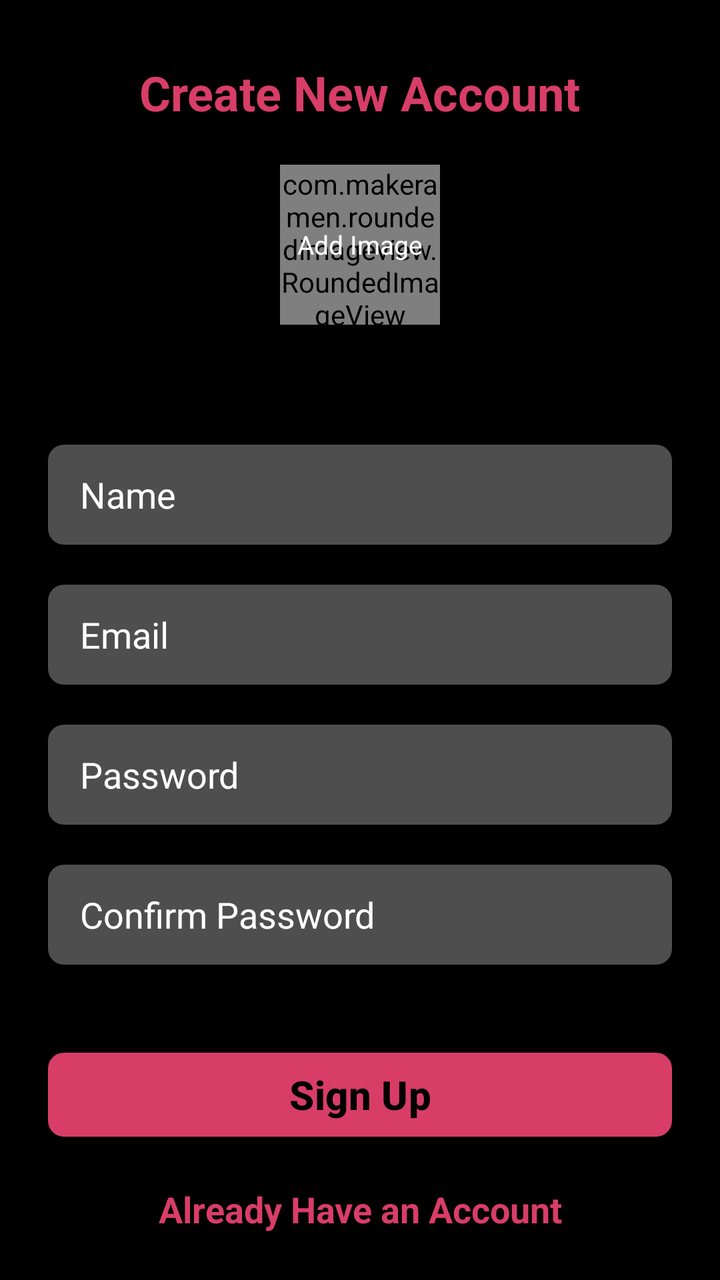
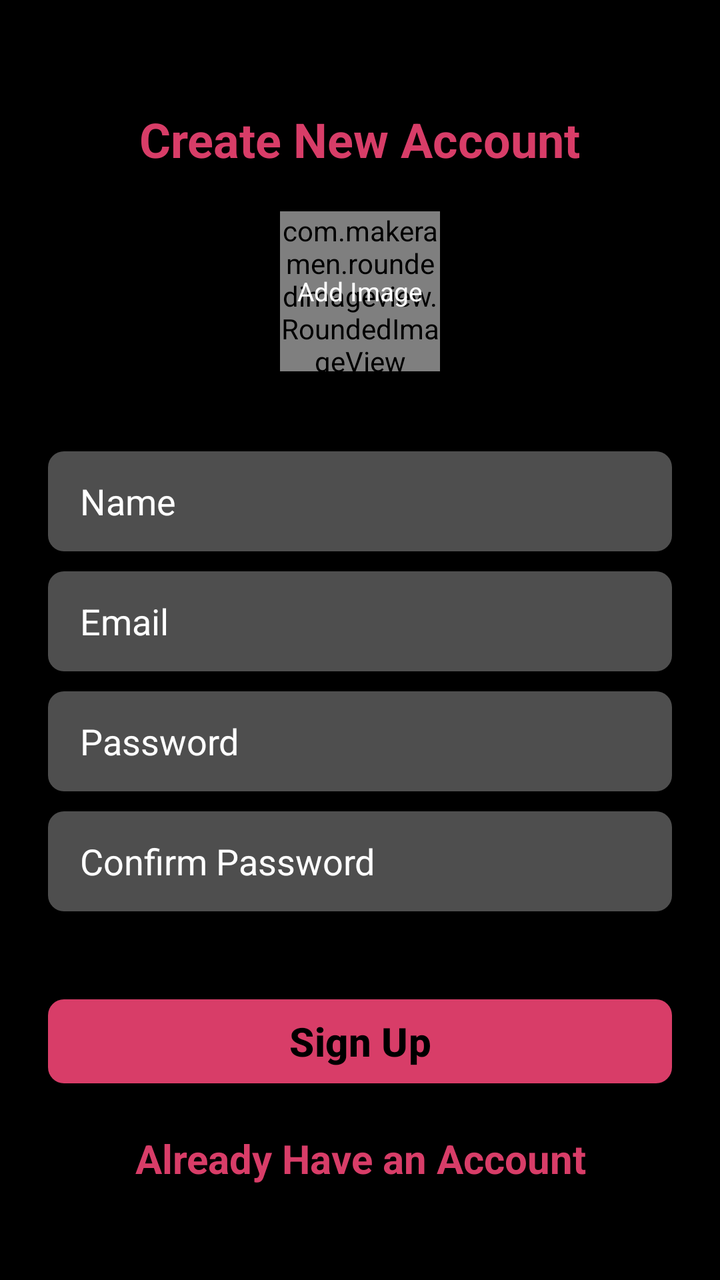

Before-and-after screenshots of an Android layout around one commit, followed by the original layout XML and the change that was made.
<!-- AndroidManifest.xml: application theme Theme.SignIn_App -->
<!-- res/layout/activity_sign_up.xml -->
<?xml version="1.0" encoding="utf-8"?>
<ScrollView xmlns:android="http://schemas.android.com/apk/res/android"
    xmlns:app="http://schemas.android.com/apk/res-auto"
    android:background="@color/black"
    xmlns:tools="http://schemas.android.com/tools"
    android:id="@+id/main"
    android:layout_width="match_parent"
    android:layout_height="match_parent"
    android:clipToPadding="false"
    android:overScrollMode="never"
    android:fitsSystemWindows="true"
    android:padding="24dp"
    android:scrollbars="none"
    tools:context=".activities.SignUpActivity">

    <LinearLayout
        android:layout_width="match_parent"
        android:layout_height="wrap_content"
        android:orientation="vertical"
        android:gravity="center_horizontal">

        <TextView
            android:layout_width="wrap_content"
            android:layout_height="wrap_content"
            android:text="@string/create_new_account_text"
            android:textColor="@color/primary"
            android:textSize="24sp"
            android:textStyle="bold"
            android:layout_marginTop="6dp"/>

        <FrameLayout
            android:layout_width="wrap_content"
            android:layout_height="wrap_content"
            android:id="@+id/layoutImage"
            android:layout_marginTop="20dp">

            <com.makeramen.roundedimageview.RoundedImageView
                android:layout_width="80dp"
                android:layout_height="80dp"
                android:id="@+id/imageProfile"
                android:background="@drawable/background_image"
                android:scaleType="centerCrop"
                app:riv_oval="true"
                android:src="@drawable/background_image"/>

            <TextView
                android:id="@+id/textAddImage"
                android:layout_width="match_parent"
                android:layout_height="wrap_content"
                android:text="@string/add_image"
                android:textColor="@color/primary_text"
                android:layout_gravity="center"
                android:textSize="13sp"/>
        </FrameLayout>

        <EditText
            android:layout_width="match_parent"
            android:layout_height="50dp"
            android:id="@+id/inputName"
            android:layout_marginTop="60dp"
            android:hint="@string/name"
            android:imeOptions="actionNext"
            android:importantForAutofill="no"
            android:inputType="text"
            android:paddingStart="16dp"
            android:paddingEnd="16dp"
            android:background="@drawable/background_input"
            android:textColorHint="@color/primary_text"
            android:textColor="@color/primary_text"
            android:textAlignment="gravity"
            android:textSize="18sp"/>

        <EditText
            android:layout_width="match_parent"
            android:layout_height="50dp"
            android:id="@+id/inputEmail"
            android:layout_marginTop="20dp"
            android:hint="@string/email"
            android:imeOptions="actionNext"
            android:importantForAutofill="no"
            android:inputType="textEmailAddress"
            android:paddingStart="16dp"
            android:paddingEnd="16dp"
            android:background="@drawable/background_input"
            android:textColorHint="@color/primary_text"
            android:textColor="@color/primary_text"
            android:textAlignment="gravity"
            android:textSize="18sp"/>

        <EditText
            android:layout_width="match_parent"
            android:layout_height="50dp"
            android:id="@+id/inputPassword"
            android:layout_marginTop="20dp"
            android:hint="@string/password"
            android:imeOptions="actionNext"
            android:importantForAutofill="no"
            android:inputType="textPassword"
            android:paddingStart="16dp"
            android:paddingEnd="16dp"
            android:background="@drawable/background_input"
            android:textColorHint="@color/primary_text"
            android:textColor="@color/primary_text"
            android:textAlignment="gravity"
            android:textSize="18sp"/>

        <EditText
            android:layout_width="match_parent"
            android:layout_height="50dp"
            android:id="@+id/inputConfirmPassword"
            android:layout_marginTop="20dp"
            android:hint="@string/confirm_password"
            android:imeOptions="actionNext"
            android:importantForAutofill="no"
            android:inputType="textPassword"
            android:paddingStart="16dp"
            android:paddingEnd="16dp"
            android:background="@drawable/background_input"
            android:textColorHint="@color/primary_text"
            android:textColor="@color/primary_text"
            android:textAlignment="gravity"
            android:textSize="18sp"/>

        <FrameLayout
            android:layout_width="match_parent"
            android:layout_height="match_parent"
            android:layout_marginTop="20dp"
            android:animateLayoutChanges="true">

            <com.google.android.material.button.MaterialButton
                android:layout_width="match_parent"
                android:layout_height="50dp"
                android:text="@string/sign_up"
                android:textAlignment="gravity"
                android:textColor="@color/black"
                android:textSize="20sp"
                android:id="@+id/buttonSignUp"
                android:textStyle="bold"
                android:layout_marginTop="20dp"
                app:cornerRadius="8dp"/>

            <ProgressBar
                android:layout_width="25dp"
                android:layout_height="25dp"
                android:id="@+id/progressBar"
                android:layout_gravity="center"
                android:visibility="invisible"/>
        </FrameLayout>

        <TextView
            android:id="@+id/textSignIn"
            android:layout_width="match_parent"
            android:layout_height="wrap_content"
            android:layout_marginTop="20dp"
            android:text="@string/already_have_an_account"
            android:textAlignment="center"
            android:textColor="@color/primary"
            android:textSize="18sp"
            android:textStyle="bold"
            />


    </LinearLayout>

</ScrollView>
<!-- resources referenced by this layout -->
<resources>
  <color name="black">#FF000000</color>
  <color name="primary">#FFD83D68</color>
  <color name="primary_text">#FFFFFF</color>
  <!-- drawable background_image (drawable) -->
  <?xml version="1.0" encoding="utf-8"?>
  <shape xmlns:android="http://schemas.android.com/apk/res/android" android:shape="oval">
      <solid android:color="@color/input_background"/>
      <corners
          android:radius="2000dp"
          />
  </shape>
  <!-- drawable background_input (drawable) -->
  <?xml version="1.0" encoding="utf-8"?>
  <shape xmlns:android="http://schemas.android.com/apk/res/android" android:shape="rectangle">
      <solid android:color="@color/input_background"/>
      <corners android:radius="8dp"/>
  </shape>
  <string name="add_image">Add Image</string>
  <string name="already_have_an_account">Already Have an Account</string>
  <string name="confirm_password">Confirm Password</string>
  <string name="create_new_account_text">Create New Account</string>
  <string name="email">Email</string>
  <string name="name">Name</string>
  <string name="password">Password</string>
  <string name="sign_up">Sign Up</string>
  <style name="Theme.SignIn_App" parent="Base.Theme.SignIn_App" />
  <color name="input_background">#4E4E4E</color>
  <style name="Base.Theme.SignIn_App" parent="Theme.Material3.DayNight.NoActionBar">
          
          
          <item name="colorPrimary">@color/primary</item>
          <item name="android:statusBarColor">@color/primary</item>
          <item name="android:windowBackground">@color/black</item>
      </style>
</resources>

<!-- the commit's change to res/layout/activity_sign_up.xml (unified diff, before → after) -->
@@ -1,5 +1,5 @@
 <?xml version="1.0" encoding="utf-8"?>
-<ScrollView xmlns:android="http://schemas.android.com/apk/res/android"
+<androidx.constraintlayout.widget.ConstraintLayout xmlns:android="http://schemas.android.com/apk/res/android"
     xmlns:app="http://schemas.android.com/apk/res-auto"
     android:background="@color/black"
     xmlns:tools="http://schemas.android.com/tools"
@@ -13,153 +13,161 @@
     android:scrollbars="none"
     tools:context=".activities.SignUpActivity">
 
-    <LinearLayout
+    <ScrollView
         android:layout_width="match_parent"
-        android:layout_height="wrap_content"
-        android:orientation="vertical"
-        android:gravity="center_horizontal">
+        android:layout_height="match_parent"
+        app:layout_constraintTop_toTopOf="parent"
+        app:layout_constraintBottom_toBottomOf="parent">
 
-        <TextView
-            android:layout_width="wrap_content"
+        <LinearLayout
+            android:layout_gravity="center"
+            android:layout_width="match_parent"
             android:layout_height="wrap_content"
-            android:text="@string/create_new_account_text"
-            android:textColor="@color/primary"
-            android:textSize="24sp"
-            android:textStyle="bold"
-            android:layout_marginTop="6dp"/>
-
-        <FrameLayout
-            android:layout_width="wrap_content"
-            android:layout_height="wrap_content"
-            android:id="@+id/layoutImage"
-            android:layout_marginTop="20dp">
-
-            <com.makeramen.roundedimageview.RoundedImageView
-                android:layout_width="80dp"
-                android:layout_height="80dp"
-                android:id="@+id/imageProfile"
-                android:background="@drawable/background_image"
-                android:scaleType="centerCrop"
-                app:riv_oval="true"
-                android:src="@drawable/background_image"/>
+            android:orientation="vertical"
+            android:gravity="center_horizontal">
 
             <TextView
-                android:id="@+id/textAddImage"
+                android:layout_width="wrap_content"
+                android:layout_height="wrap_content"
+                android:text="@string/create_new_account_text"
+                android:textColor="@color/primary"
+                android:textSize="24sp"
+                android:textStyle="bold"
+                android:layout_marginTop="6dp"/>
+
+            <FrameLayout
+                android:layout_width="wrap_content"
+                android:layout_height="wrap_content"
+                android:id="@+id/layoutImage"
+                android:layout_marginTop="20dp">
+
+                <com.makeramen.roundedimageview.RoundedImageView
+                    android:layout_width="80dp"
+                    android:layout_height="80dp"
+                    android:id="@+id/imageProfile"
+                    android:background="@drawable/background_image"
+                    android:scaleType="centerCrop"
+                    app:riv_oval="true"
+                    android:src="@drawable/background_image"/>
+
+                <TextView
+                    android:id="@+id/textAddImage"
+                    android:layout_width="match_parent"
+                    android:layout_height="wrap_content"
+                    android:text="@string/add_image"
+                    android:textColor="@color/primary_text"
+                    android:layout_gravity="center"
+                    android:textSize="13sp"/>
+            </FrameLayout>
+
+            <EditText
+                android:layout_width="match_parent"
+                android:layout_height="50dp"
+                android:id="@+id/inputName"
+                android:layout_marginTop="40dp"
+                android:hint="@string/name"
+                android:imeOptions="actionNext"
+                android:importantForAutofill="no"
+                android:inputType="text"
+                android:paddingStart="16dp"
+                android:paddingEnd="16dp"
+                android:background="@drawable/background_input"
+                android:textColorHint="@color/primary_text"
+                android:textColor="@color/primary_text"
+                android:textAlignment="gravity"
+                android:textSize="18sp"/>
+
+            <EditText
+                android:layout_width="match_parent"
+                android:layout_height="50dp"
+                android:id="@+id/inputEmail"
+                android:layout_marginTop="10dp"
+                android:hint="@string/email"
+                android:imeOptions="actionNext"
+                android:importantForAutofill="no"
+                android:inputType="textEmailAddress"
+                android:paddingStart="16dp"
+                android:paddingEnd="16dp"
+                android:background="@drawable/background_input"
+                android:textColorHint="@color/primary_text"
+                android:textColor="@color/primary_text"
+                android:textAlignment="gravity"
+                android:textSize="18sp"/>
+
+            <EditText
+                android:layout_width="match_parent"
+                android:layout_height="50dp"
+                android:id="@+id/inputPassword"
+                android:layout_marginTop="10dp"
+                android:hint="@string/password"
+                android:imeOptions="actionNext"
+                android:importantForAutofill="no"
+                android:inputType="textPassword"
+                android:paddingStart="16dp"
+                android:paddingEnd="16dp"
+                android:background="@drawable/background_input"
+                android:textColorHint="@color/primary_text"
+                android:textColor="@color/primary_text"
+                android:textAlignment="gravity"
+                android:textSize="18sp"/>
+
+            <EditText
+                android:layout_width="match_parent"
+                android:layout_height="50dp"
+                android:id="@+id/inputConfirmPassword"
+                android:layout_marginTop="10dp"
+                android:hint="@string/confirm_password"
+                android:imeOptions="actionNext"
+                android:importantForAutofill="no"
+                android:inputType="textPassword"
+                android:paddingStart="16dp"
+                android:paddingEnd="16dp"
+                android:background="@drawable/background_input"
+                android:textColorHint="@color/primary_text"
+                android:textColor="@color/primary_text"
+                android:textAlignment="gravity"
+                android:textSize="18sp"/>
+
+            <FrameLayout
+                android:layout_width="match_parent"
+                android:layout_height="match_parent"
+                android:layout_marginTop="20dp"
+                android:animateLayoutChanges="true">
+
+                <com.google.android.material.button.MaterialButton
+                    android:layout_width="match_parent"
+                    android:layout_height="50dp"
+                    android:text="@string/sign_up"
+                    android:textAlignment="gravity"
+                    android:textColor="@color/black"
+                    android:textSize="20sp"
+                    android:id="@+id/buttonSignUp"
+                    android:textStyle="bold"
+                    android:layout_marginTop="20dp"
+                    app:cornerRadius="8dp"/>
+
+                <ProgressBar
+                    android:layout_width="25dp"
+                    android:layout_height="25dp"
+                    android:id="@+id/progressBar"
+                    android:layout_gravity="center"
+                    android:visibility="invisible"/>
+            </FrameLayout>
+
+            <TextView
+                android:id="@+id/textSignIn"
                 android:layout_width="match_parent"
                 android:layout_height="wrap_content"
-                android:text="@string/add_image"
-                android:textColor="@color/primary_text"
-                android:layout_gravity="center"
-                android:textSize="13sp"/>
-        </FrameLayout>
-
-        <EditText
-            android:layout_width="match_parent"
-            android:layout_height="50dp"
-            android:id="@+id/inputName"
-            android:layout_marginTop="60dp"
-            android:hint="@string/name"
-            android:imeOptions="actionNext"
-            android:importantForAutofill="no"
-            android:inputType="text"
-            android:paddingStart="16dp"
-            android:paddingEnd="16dp"
-            android:background="@drawable/background_input"
-            android:textColorHint="@color/primary_text"
-            android:textColor="@color/primary_text"
-            android:textAlignment="gravity"
-            android:textSize="18sp"/>
-
-        <EditText
-            android:layout_width="match_parent"
-            android:layout_height="50dp"
-            android:id="@+id/inputEmail"
-            android:layout_marginTop="20dp"
-            android:hint="@string/email"
-            android:imeOptions="actionNext"
-            android:importantForAutofill="no"
-            android:inputType="textEmailAddress"
-            android:paddingStart="16dp"
-            android:paddingEnd="16dp"
-            android:background="@drawable/background_input"
-            android:textColorHint="@color/primary_text"
-            android:textColor="@color/primary_text"
-            android:textAlignment="gravity"
-            android:textSize="18sp"/>
-
-        <EditText
-            android:layout_width="match_parent"
-            android:layout_height="50dp"
-            android:id="@+id/inputPassword"
-            android:layout_marginTop="20dp"
-            android:hint="@string/password"
-            android:imeOptions="actionNext"
-            android:importantForAutofill="no"
-            android:inputType="textPassword"
-            android:paddingStart="16dp"
-            android:paddingEnd="16dp"
-            android:background="@drawable/background_input"
-            android:textColorHint="@color/primary_text"
-            android:textColor="@color/primary_text"
-            android:textAlignment="gravity"
-            android:textSize="18sp"/>
-
-        <EditText
-            android:layout_width="match_parent"
-            android:layout_height="50dp"
-            android:id="@+id/inputConfirmPassword"
-            android:layout_marginTop="20dp"
-            android:hint="@string/confirm_password"
-            android:imeOptions="actionNext"
-            android:importantForAutofill="no"
-            android:inputType="textPassword"
-            android:paddingStart="16dp"
-            android:paddingEnd="16dp"
-            android:background="@drawable/background_input"
-            android:textColorHint="@color/primary_text"
-            android:textColor="@color/primary_text"
-            android:textAlignment="gravity"
-            android:textSize="18sp"/>
-
-        <FrameLayout
-            android:layout_width="match_parent"
-            android:layout_height="match_parent"
-            android:layout_marginTop="20dp"
-            android:animateLayoutChanges="true">
-
-            <com.google.android.material.button.MaterialButton
-                android:layout_width="match_parent"
-                android:layout_height="50dp"
-                android:text="@string/sign_up"
-                android:textAlignment="gravity"
-                android:textColor="@color/black"
+                android:layout_marginTop="20dp"
+                android:text="@string/already_have_an_account"
+                android:textAlignment="center"
+                android:textColor="@color/primary"
                 android:textSize="20sp"
-                android:id="@+id/buttonSignUp"
                 android:textStyle="bold"
-                android:layout_marginTop="20dp"
-                app:cornerRadius="8dp"/>
-
-            <ProgressBar
-                android:layout_width="25dp"
-                android:layout_height="25dp"
-                android:id="@+id/progressBar"
-                android:layout_gravity="center"
-                android:visibility="invisible"/>
-        </FrameLayout>
-
-        <TextView
-            android:id="@+id/textSignIn"
-            android:layout_width="match_parent"
-            android:layout_height="wrap_content"
-            android:layout_marginTop="20dp"
-            android:text="@string/already_have_an_account"
-            android:textAlignment="center"
-            android:textColor="@color/primary"
-            android:textSize="18sp"
-            android:textStyle="bold"
-            />
+                />
 
 
-    </LinearLayout>
+        </LinearLayout>
+    </ScrollView>
 
-</ScrollView>
+</androidx.constraintlayout.widget.ConstraintLayout>
